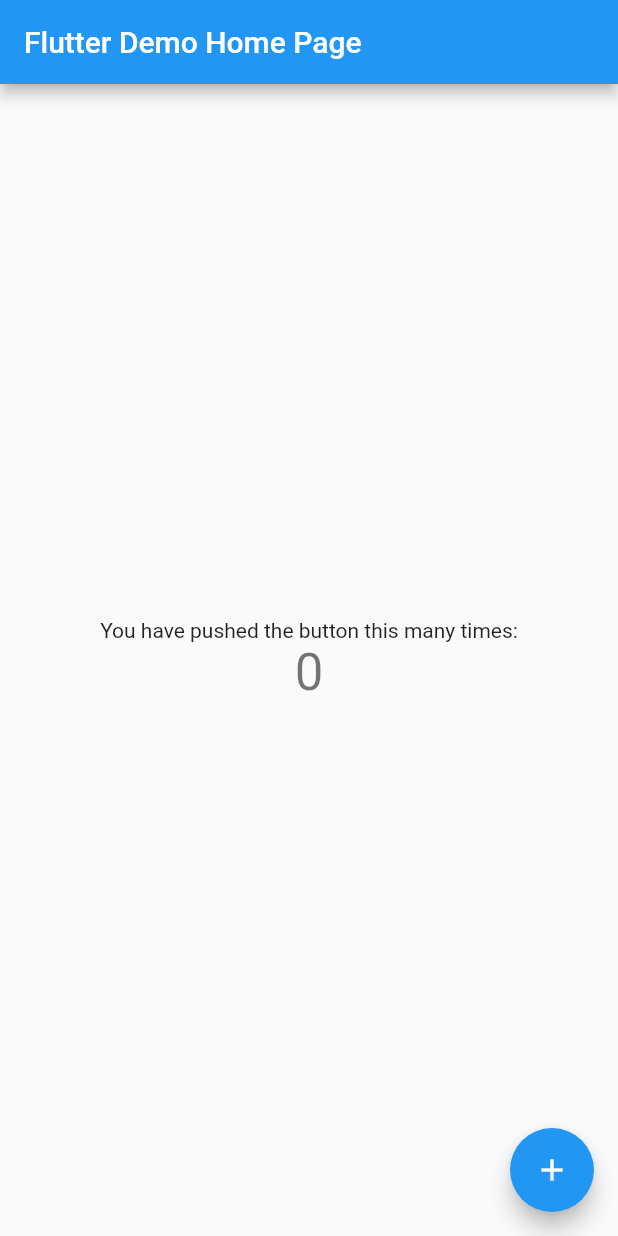
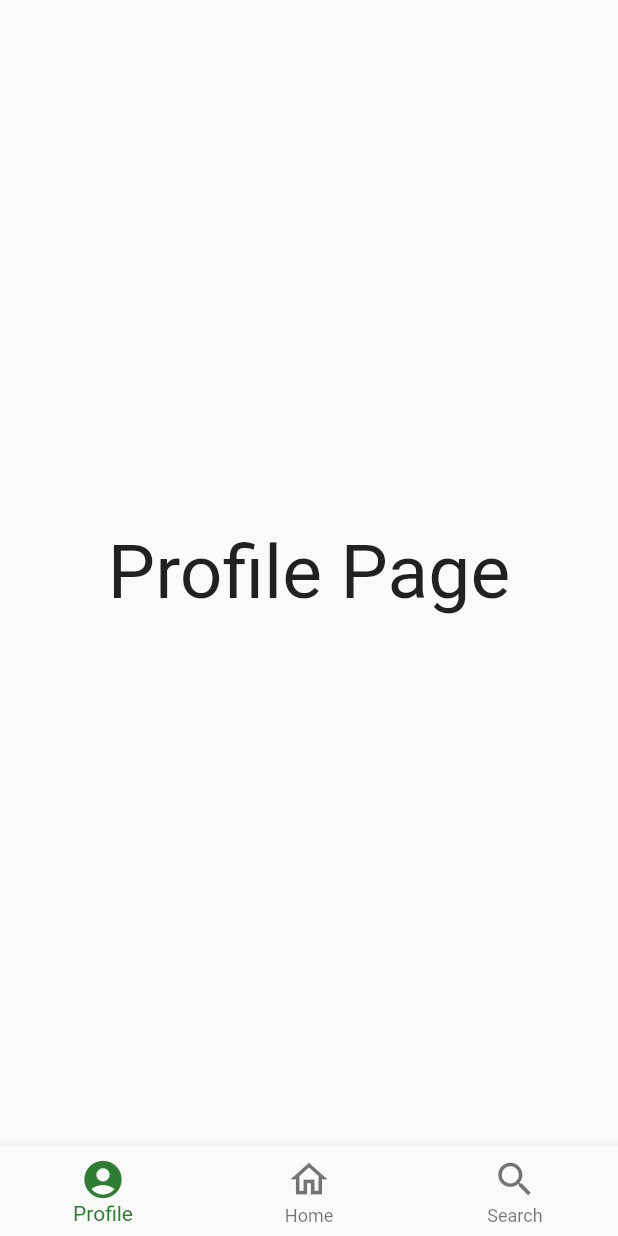
Before and after one commit to alicagatay/nameless_secret_project, a Flutter app: the screen it shows after launch, on a phone screen of 412 x 824 dp. Run offline on Flutter 3.47's test engine with Material 2 defaults, Android fonts, the phone set to English and light mode, and no system bars.

Commit message:
Created the initial bone of the general user interface.

```diff
--- /dev/null
+++ b/lib/HomeScreen.dart
@@ -0,0 +1,55 @@
+import 'package:flutter/material.dart';
+import 'package:nameless_secret_project/ProfilePage.dart';
+import 'package:nameless_secret_project/MainPage.dart';
+import 'package:nameless_secret_project/SearchPage.dart';
+
+class HomeScreen extends StatefulWidget {
+  const HomeScreen({Key? key}) : super(key: key);
+
+  @override
+  State<HomeScreen> createState() => _HomeScreenState();
+}
+
+class _HomeScreenState extends State<HomeScreen> {
+  int _selectedIndex = 0;
+  static const List<Widget> _widgetOptions = <Widget>[
+    ProfilePage(),
+    MainPage(),
+    SearchPage()
+  ];
+
+  void _onItemTapped(int index) {
+    setState(() {
+      _selectedIndex = index;
+    });
+  }
+
+  @override
+  Widget build(BuildContext context) {
+    return Scaffold(
+      body: Center(
+        child: _widgetOptions.elementAt(_selectedIndex),
+      ),
+      bottomNavigationBar: BottomNavigationBar(
+        iconSize: 30,
+        items: const <BottomNavigationBarItem>[
+          BottomNavigationBarItem(
+            icon: Icon(Icons.account_circle),
+            label: 'Profile',
+          ),
+          BottomNavigationBarItem(
+            icon: Icon(Icons.home_outlined),
+            label: 'Home',
+          ),
+          BottomNavigationBarItem(
+            icon: Icon(Icons.search),
+            label: 'Search',
+          ),
+        ],
+        currentIndex: _selectedIndex,
+        selectedItemColor: Colors.green[800],
+        onTap: _onItemTapped,
+      ),
+    );
+  }
+}
--- /dev/null
+++ b/lib/MainPage.dart
@@ -0,0 +1,18 @@
+import 'package:flutter/material.dart';
+
+
+class MainPage extends StatelessWidget {
+  const MainPage({Key? key}) : super(key: key);
+
+  @override
+  Widget build(BuildContext context) {
+    return const Center(
+      child: Text(
+        "Main Page",
+        style: TextStyle(
+          fontSize: 50,
+        ),
+      ),
+    );
+  }
+}
--- /dev/null
+++ b/lib/ProfilePage.dart
@@ -0,0 +1,18 @@
+import 'package:flutter/material.dart';
+
+
+class ProfilePage extends StatelessWidget {
+  const ProfilePage({Key? key}) : super(key: key);
+
+  @override
+  Widget build(BuildContext context) {
+    return const Center(
+      child: Text(
+        "Profile Page",
+        style: TextStyle(
+          fontSize: 50,
+        ),
+      ),
+    );
+  }
+}
--- /dev/null
+++ b/lib/SearchPage.dart
@@ -0,0 +1,18 @@
+import 'package:flutter/material.dart';
+
+
+class SearchPage extends StatelessWidget {
+  const SearchPage({Key? key}) : super(key: key);
+
+  @override
+  Widget build(BuildContext context) {
+    return const Center(
+      child: Text(
+        "Search Page",
+        style: TextStyle(
+          fontSize: 50,
+        ),
+      ),
+    );
+  }
+}
--- a/lib/main.dart
+++ b/lib/main.dart
@@ -1,4 +1,5 @@
 import 'package:flutter/material.dart';
+import 'package:nameless_secret_project/HomeScreen.dart';
 
 void main() {
   runApp(const MyApp());
@@ -7,109 +8,10 @@
 class MyApp extends StatelessWidget {
   const MyApp({Key? key}) : super(key: key);
 
-  // This widget is the root of your application.
   @override
   Widget build(BuildContext context) {
-    return MaterialApp(
-      title: 'Flutter Demo',
-      theme: ThemeData(
-        // This is the theme of your application.
-        //
-        // Try running your application with "flutter run". You'll see the
-        // application has a blue toolbar. Then, without quitting the app, try
-        // changing the primarySwatch below to Colors.green and then invoke
-        // "hot reload" (press "r" in the console where you ran "flutter run",
-        // or simply save your changes to "hot reload" in a Flutter IDE).
-        // Notice that the counter didn't reset back to zero; the application
-        // is not restarted.
-        primarySwatch: Colors.blue,
-      ),
-      home: const MyHomePage(title: 'Flutter Demo Home Page'),
+    return const MaterialApp(
+      home: HomeScreen()
     );
   }
 }
-
-class MyHomePage extends StatefulWidget {
-  const MyHomePage({Key? key, required this.title}) : super(key: key);
-
-  // This widget is the home page of your application. It is stateful, meaning
-  // that it has a State object (defined below) that contains fields that affect
-  // how it looks.
-
-  // This class is the configuration for the state. It holds the values (in this
-  // case the title) provided by the parent (in this case the App widget) and
-  // used by the build method of the State. Fields in a Widget subclass are
-  // always marked "final".
-
-  final String title;
-
-  @override
-  State<MyHomePage> createState() => _MyHomePageState();
-}
-
-class _MyHomePageState extends State<MyHomePage> {
-  int _counter = 0;
-
-  void _incrementCounter() {
-    setState(() {
-      // This call to setState tells the Flutter framework that something has
-      // changed in this State, which causes it to rerun the build method below
-      // so that the display can reflect the updated values. If we changed
-      // _counter without calling setState(), then the build method would not be
-      // called again, and so nothing would appear to happen.
-      _counter++;
-    });
-  }
-
-  @override
-  Widget build(BuildContext context) {
-    // This method is rerun every time setState is called, for instance as done
-    // by the _incrementCounter method above.
-    //
-    // The Flutter framework has been optimized to make rerunning build methods
-    // fast, so that you can just rebuild anything that needs updating rather
-    // than having to individually change instances of widgets.
-    return Scaffold(
-      appBar: AppBar(
-        // Here we take the value from the MyHomePage object that was created by
-        // the App.build method, and use it to set our appbar title.
-        title: Text(widget.title),
-      ),
-      body: Center(
-        // Center is a layout widget. It takes a single child and positions it
-        // in the middle of the parent.
-        child: Column(
-          // Column is also a layout widget. It takes a list of children and
-          // arranges them vertically. By default, it sizes itself to fit its
-          // children horizontally, and tries to be as tall as its parent.
-          //
-          // Invoke "debug painting" (press "p" in the console, choose the
-          // "Toggle Debug Paint" action from the Flutter Inspector in Android
-          // Studio, or the "Toggle Debug Paint" command in Visual Studio Code)
-          // to see the wireframe for each widget.
-          //
-          // Column has various properties to control how it sizes itself and
-          // how it positions its children. Here we use mainAxisAlignment to
-          // center the children vertically; the main axis here is the vertical
-          // axis because Columns are vertical (the cross axis would be
-          // horizontal).
-          mainAxisAlignment: MainAxisAlignment.center,
-          children: <Widget>[
-            const Text(
-              'You have pushed the button this many times:',
-            ),
-            Text(
-              '$_counter',
-              style: Theme.of(context).textTheme.headline4,
-            ),
-          ],
-        ),
-      ),
-      floatingActionButton: FloatingActionButton(
-        onPressed: _incrementCounter,
-        tooltip: 'Increment',
-        child: const Icon(Icons.add),
-      ), // This trailing comma makes auto-formatting nicer for build methods.
-    );
-  }
-}
```
